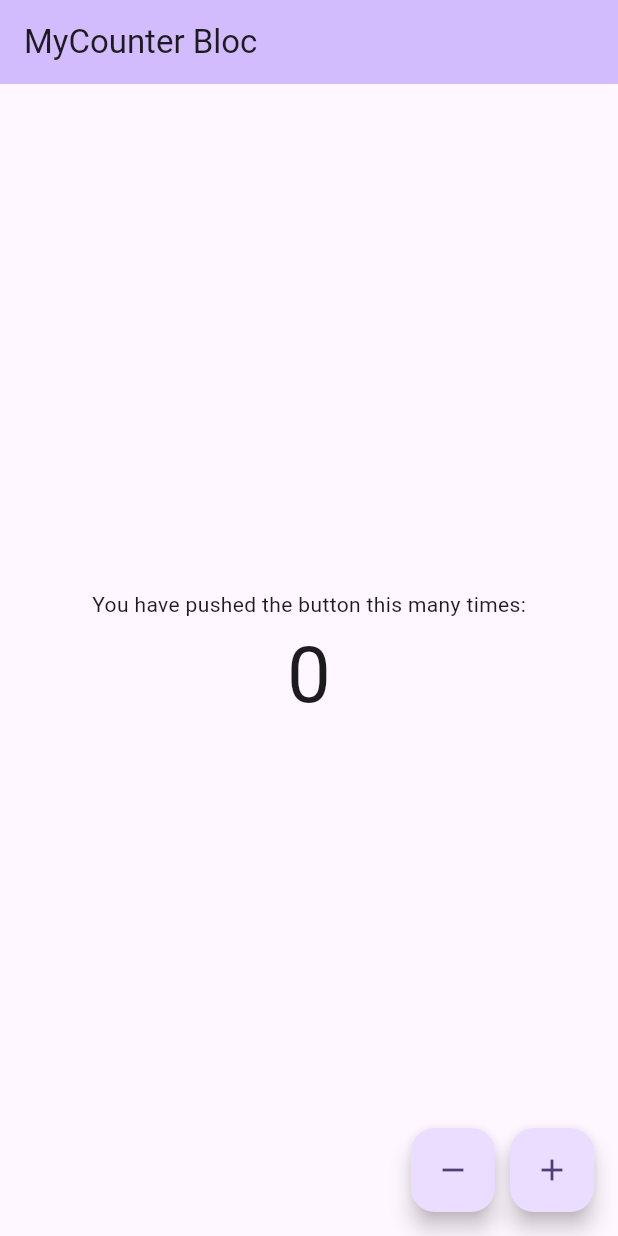
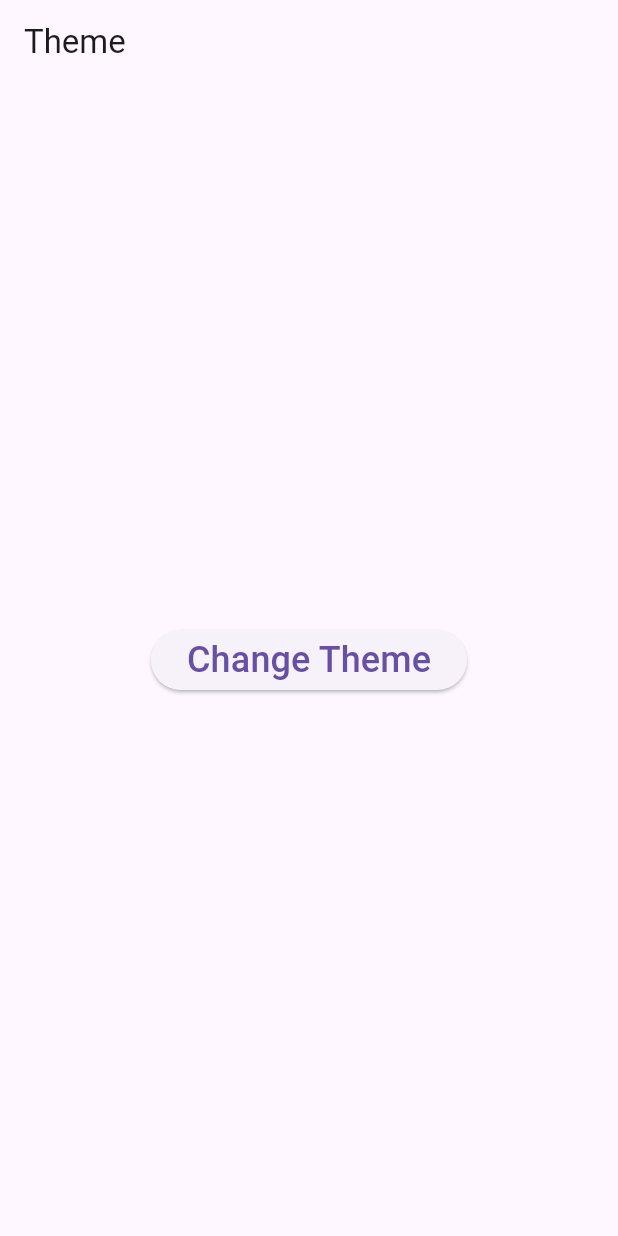
Before and after one commit to Petersonwei/flutter-bloc, a Flutter app: the screen it shows after launch, on a phone screen of 412 x 824 dp. Run offline on Flutter 3.47's test engine with Material 3 defaults, Android fonts, the phone set to English and light mode, and no system bars; our stand-ins replace equatable, flutter_bloc.

Commit message:
#0013 Refactor main app to implement theme management using ThemeBloc; replace CounterBloc with theme change functionality and update UI to reflect theme changes.

```diff
--- /dev/null
+++ b/lib/blocs/theme/theme_bloc.dart
@@ -0,0 +1,15 @@
+import 'package:flutter_bloc/flutter_bloc.dart';
+import 'theme_event.dart';
+import 'theme_state.dart';
+
+class ThemeBloc extends Bloc<ThemeEvent, ThemeState> {
+  ThemeBloc() : super(ThemeState.initial()) {
+    on<ChangeThemeEvent>((event, emit) {
+      if (event.randInt % 2 == 0) {
+        emit(state.copyWith(appTheme: AppTheme.light));
+      } else {
+        emit(state.copyWith(appTheme: AppTheme.dark));
+      }
+    });
+  }
+}
--- /dev/null
+++ b/lib/blocs/theme/theme_event.dart
@@ -0,0 +1,18 @@
+import 'package:equatable/equatable.dart';
+
+abstract class ThemeEvent extends Equatable {
+  @override
+  List<Object> get props => [];
+}
+
+class ChangeThemeEvent extends ThemeEvent {
+  ChangeThemeEvent({required this.randInt});
+
+  final int randInt;
+
+  @override
+  List<Object> get props => [randInt];
+
+  @override
+  String toString() => 'ChangeThemeEvent(randInt: $randInt)';
+}
--- /dev/null
+++ b/lib/blocs/theme/theme_state.dart
@@ -0,0 +1,23 @@
+import 'package:equatable/equatable.dart';
+
+enum AppTheme { light, dark }
+
+class ThemeState extends Equatable {
+  const ThemeState({this.appTheme = AppTheme.light});
+
+  final AppTheme appTheme;
+
+  factory ThemeState.initial() {
+    return const ThemeState(appTheme: AppTheme.light);
+  }
+
+  ThemeState copyWith({AppTheme? appTheme}) {
+    return ThemeState(appTheme: appTheme ?? this.appTheme);
+  }
+
+  @override
+  List<Object> get props => [appTheme];
+
+  @override
+  String toString() => 'ThemeState(appTheme: $appTheme)';
+}
--- a/lib/main.dart
+++ b/lib/main.dart
@@ -1,9 +1,9 @@
+import 'dart:math';
 import 'package:flutter/material.dart';
 import 'package:flutter_bloc/flutter_bloc.dart';
-import 'blocs/counter/counter_bloc.dart';
-import 'blocs/counter/counter_event.dart';
-import 'counter_state.dart';
-import 'other_page.dart';
+import 'blocs/theme/theme_bloc.dart';
+import 'blocs/theme/theme_event.dart';
+import 'blocs/theme/theme_state.dart';
 
 void main() {
   runApp(const MyApp());
@@ -15,14 +15,18 @@ class MyApp extends StatelessWidget {
   @override
   Widget build(BuildContext context) {
     return BlocProvider(
-      create: (context) => CounterBloc(),
-      child: MaterialApp(
-        title: 'MyCounter Bloc',
-        debugShowCheckedModeBanner: false,
-        theme: ThemeData(
-          colorScheme: ColorScheme.fromSeed(seedColor: Colors.deepPurple),
-        ),
-        home: const MyHomePage(title: 'MyCounter Bloc'),
+      create: (context) => ThemeBloc(),
+      child: BlocBuilder<ThemeBloc, ThemeState>(
+        builder: (context, state) {
+          return MaterialApp(
+            title: 'MyCounterCubit',
+            debugShowCheckedModeBanner: false,
+            theme: state.appTheme == AppTheme.light
+                ? ThemeData.light()
+                : ThemeData.dark(),
+            home: const MyHomePage(title: 'Theme'),
+          );
+        },
       ),
     );
   }
@@ -37,64 +41,21 @@ class MyHomePage extends StatelessWidget {
   Widget build(BuildContext context) {
     return Scaffold(
       appBar: AppBar(
-        backgroundColor: Theme.of(context).colorScheme.inversePrimary,
         title: Text(title),
       ),
-      body: BlocListener<CounterBloc, CounterState>(
-        listener: (context, state) {
-          if (state.count == 3) {
-            showDialog(
-              context: context,
-              builder: (context) => AlertDialog(
-                title: const Text('Counter Dialog'),
-                content: Text('Counter value is ${state.count}'),
-                actions: [
-                  TextButton(
-                    onPressed: () => Navigator.of(context).pop(),
-                    child: const Text('OK'),
-                  ),
-                ],
-              ),
-            );
-          } else if (state.count == -1) {
-            Navigator.push(
-              context,
-              MaterialPageRoute(builder: (context) => const OtherPage()),
-            );
-          }
-        },
-        child: Center(
-          child: Column(
-            mainAxisAlignment: MainAxisAlignment.center,
-            children: <Widget>[
-              const Text('You have pushed the button this many times:'),
-              Text(
-                '${context.watch<CounterBloc>().state.count}',
-                style: const TextStyle(fontSize: 52.0),
-              ),
-            ],
+      body: Center(
+        child: ElevatedButton(
+          onPressed: () {
+            final random = Random();
+            final randInt = random.nextInt(11);
+            print('Random number: $randInt');
+            context.read<ThemeBloc>().add(ChangeThemeEvent(randInt: randInt));
+          },
+          child: const Text(
+            'Change Theme',
+            style: TextStyle(fontSize: 24.0),
           ),
         ),
-      ),
-      floatingActionButton: Row(
-        mainAxisAlignment: MainAxisAlignment.end,
-        children: [
-          FloatingActionButton(
-            onPressed: () {
-              BlocProvider.of<CounterBloc>(context).add(DecrementCounterEvent());
-            },
-            tooltip: 'Decrement',
-            child: const Icon(Icons.remove),
-          ),
-          const SizedBox(width: 10),
-          FloatingActionButton(
-            onPressed: () {
-              context.read<CounterBloc>().add(IncrementCounterEvent());
-            },
-            tooltip: 'Increment',
-            child: const Icon(Icons.add),
-          ),
-        ],
       ),
     );
   }
```
